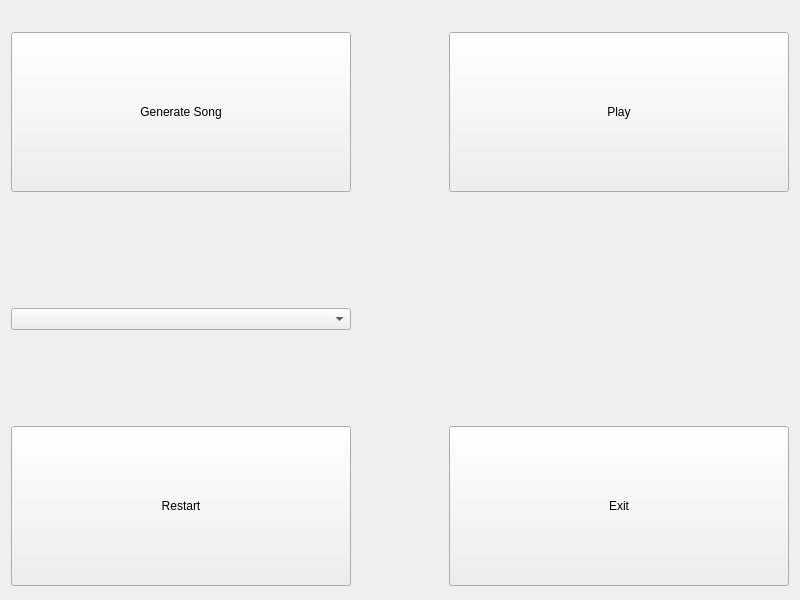
Qt form vocaloid/gui/generatewindow.ui (hw9603/Easy-Sing) before a commit.
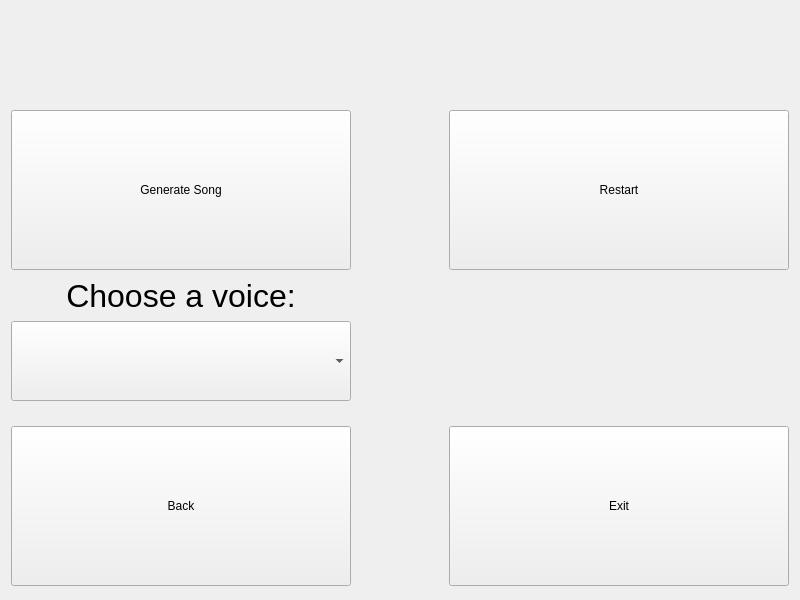
The same form after that commit. Icons and pictures are not drawn.

```diff
--- a/vocaloid/gui/generatewindow.ui
+++ b/vocaloid/gui/generatewindow.ui
@@ -39,36 +39,47 @@
   <widget class="QWidget" name="centralWidget">
    <layout class="QVBoxLayout" name="verticalLayout" stretch="5,2">
     <item>
-     <layout class="QGridLayout" name="gridLayout">
-      <item row="1" column="2" alignment="Qt::AlignHCenter|Qt::AlignVCenter">
-       <widget class="QPushButton" name="playButton">
+     <layout class="QGridLayout" name="gridLayout" rowstretch="5,2,2,5" columnstretch="2,1,2">
+      <item row="3" column="0" alignment="Qt::AlignRight|Qt::AlignTop">
+       <widget class="QComboBox" name="comboBox">
+        <property name="sizePolicy">
+         <sizepolicy hsizetype="Minimum" vsizetype="Minimum">
+          <horstretch>0</horstretch>
+          <verstretch>0</verstretch>
+         </sizepolicy>
+        </property>
         <property name="minimumSize">
          <size>
           <width>340</width>
-          <height>160</height>
+          <height>80</height>
          </size>
         </property>
-        <property name="styleSheet">
-         <string notr="true">font: 36pt &quot;Arial&quot;;</string>
+        <property name="sizeIncrement">
+         <size>
+          <width>0</width>
+          <height>0</height>
+         </size>
         </property>
-        <property name="text">
-         <string>Play</string>
-        </property>
-       </widget>
-      </item>
-      <item row="1" column="0" alignment="Qt::AlignHCenter|Qt::AlignVCenter">
-       <widget class="QPushButton" name="generateButton">
-        <property name="minimumSize">
+        <property name="baseSize">
          <size>
-          <width>340</width>
-          <height>160</height>
+          <width>0</width>
+          <height>0</height>
          </size>
         </property>
         <property name="styleSheet">
-         <string notr="true">font: 36pt &quot;Arial&quot;;</string>
+         <string notr="true">font: 18pt &quot;.SF NS Text&quot;;</string>
         </property>
-        <property name="text">
-         <string>Generate Song</string>
+        <property name="currentText">
+         <string/>
+        </property>
+        <property name="sizeAdjustPolicy">
+         <enum>QComboBox::AdjustToMinimumContentsLength</enum>
+        </property>
+        <property name="minimumContentsLength">
+         <number>0</number>
+        </property>
+        <property name="frame">
+         <bool>true</bool>
         </property>
        </widget>
       </item>
@@ -85,19 +96,69 @@
         </property>
        </spacer>
       </item>
-      <item row="2" column="0" alignment="Qt::AlignVCenter">
-       <widget class="QComboBox" name="comboBox">
+      <item row="1" column="0" alignment="Qt::AlignRight|Qt::AlignBottom">
+       <widget class="QPushButton" name="generateButton">
+        <property name="minimumSize">
+         <size>
+          <width>340</width>
+          <height>160</height>
+         </size>
+        </property>
         <property name="styleSheet">
-         <string notr="true">font: 18pt &quot;.SF NS Text&quot;;</string>
+         <string notr="true">font: 36pt &quot;Arial&quot;;</string>
         </property>
+        <property name="text">
+         <string>Generate Song</string>
+        </property>
        </widget>
       </item>
+      <item row="1" column="2" alignment="Qt::AlignLeft|Qt::AlignBottom">
+       <widget class="QPushButton" name="restartButton">
+        <property name="minimumSize">
+         <size>
+          <width>340</width>
+          <height>160</height>
+         </size>
+        </property>
+        <property name="styleSheet">
+         <string notr="true">font: 36pt &quot;Arial&quot;;</string>
+        </property>
+        <property name="text">
+         <string>Restart</string>
+        </property>
+       </widget>
+      </item>
+      <item row="2" column="0">
+       <layout class="QVBoxLayout" name="verticalLayout_2">
+        <item alignment="Qt::AlignRight">
+         <widget class="QLabel" name="label">
+          <property name="minimumSize">
+           <size>
+            <width>340</width>
+            <height>0</height>
+           </size>
+          </property>
+          <property name="font">
+           <font>
+            <pointsize>24</pointsize>
+           </font>
+          </property>
+          <property name="text">
+           <string>Choose a voice:</string>
+          </property>
+          <property name="alignment">
+           <set>Qt::AlignCenter</set>
+          </property>
+         </widget>
+        </item>
+       </layout>
+      </item>
      </layout>
     </item>
     <item>
      <layout class="QHBoxLayout" name="horizontalLayout_2" stretch="2,1,2">
       <item alignment="Qt::AlignRight|Qt::AlignTop">
-       <widget class="QPushButton" name="restartButton">
+       <widget class="QPushButton" name="back4Button">
         <property name="minimumSize">
          <size>
           <width>340</width>
@@ -108,7 +169,7 @@
          <string notr="true">font: 75 36pt &quot;Arial&quot;;</string>
         </property>
         <property name="text">
-         <string>Restart</string>
+         <string>Back</string>
         </property>
        </widget>
       </item>
```
